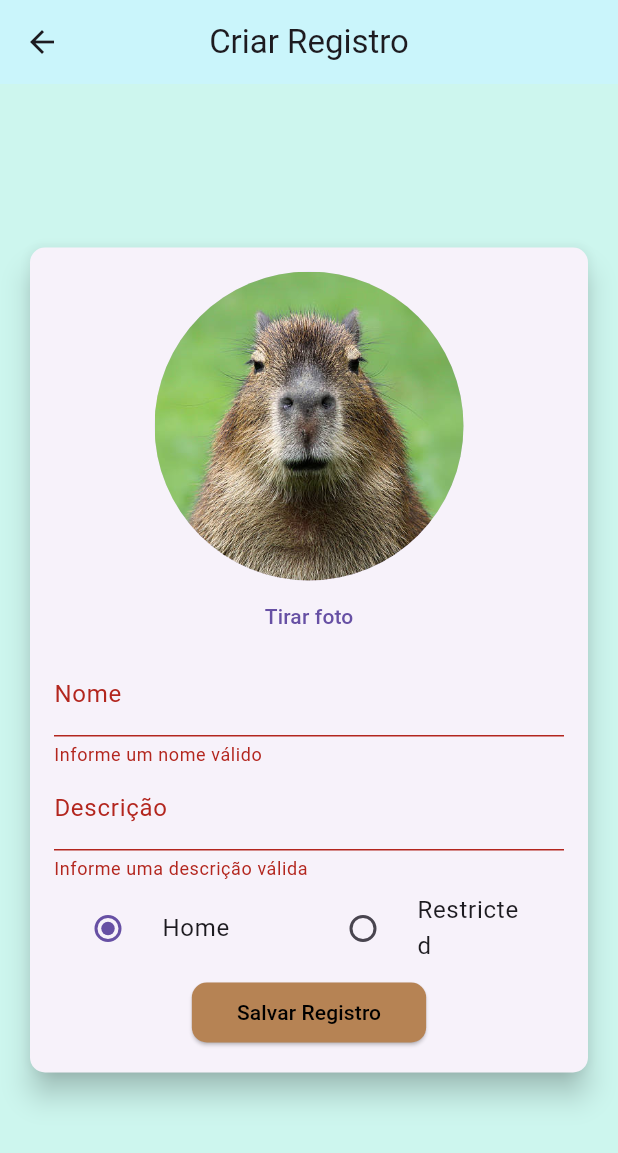
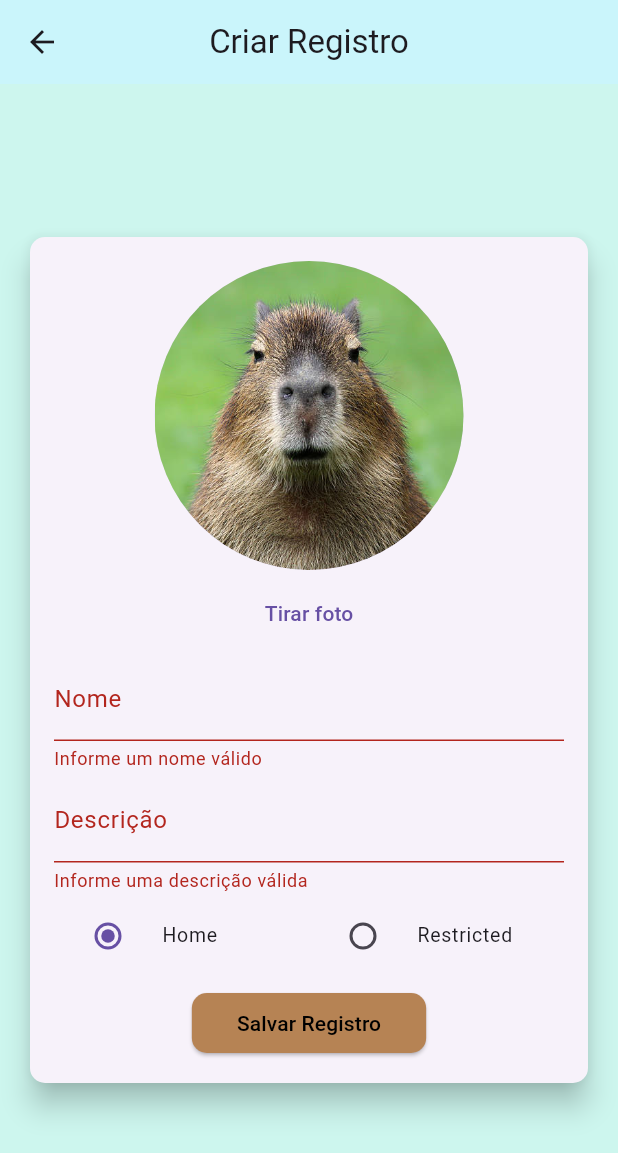
Before and after one commit to Joao-Kleber-Linhalis/desafio_capyba, a Flutter app: the CreateScreen screen opened by its route, after a tap on "Salvar Registro", on a phone screen of 412 x 824 dp. Shown: the top 1153 px of the screen. Run offline on Flutter 3.47's test engine with Material 3 defaults, Android fonts, the phone set to English and light mode, and no system bars; our stand-ins replace cached_network_image, cloud_firestore, firebase_auth, firebase_core, firebase_storage, image_picker; accounts and stored records are empty.

Commit message:
create register screen

```diff
--- a/lib/features/create/controllers/create_controller.dart
+++ b/lib/features/create/controllers/create_controller.dart
@@ -31,9 +31,13 @@ class CreateController {
     "Legendary",
   ];
 
-  CreateController(BuildContext context) {
+  void verify(BuildContext context) {
     isEmailVerified =
         Provider.of<AuthProvider>(context, listen: false).isEmailVerified;
+  }
+
+  CreateController(BuildContext context) {
+    verify(context);
     restrictedProvider =
         Provider.of<RestrictedProvider>(context, listen: false);
     homeProvider = Provider.of<HomeProvider>(context, listen: false);
@@ -60,7 +64,6 @@ class CreateController {
     }
 
     startLoading();
-
     try {
       if (type == "Home") {
         HomeModel home = HomeModel(
@@ -69,7 +72,7 @@ class CreateController {
           description: descriptionController.text,
           imageUrl: "",
         );
-        homeProvider.saveHome(home, photoUrl);
+        await homeProvider.saveHome(home, photoUrl);
       } else {
         RestrictedModel restricted = RestrictedModel(
           id: "",
@@ -78,7 +81,7 @@ class CreateController {
           imageUrl: "",
           rarity: rarity,
         );
-        restrictedProvider.saveRestricted(restricted, photoUrl);
+        await restrictedProvider.saveRestricted(restricted, photoUrl);
       }
       Navigator.of(context).pop();
     } catch (e) {
--- a/lib/features/create/presentation/screens/create_screen.dart
+++ b/lib/features/create/presentation/screens/create_screen.dart
@@ -5,6 +5,7 @@ import 'package:desafio_capyba/shared/utils/tools.dart';
 import 'package:desafio_capyba/shared/widgets/button_widget.dart';
 import 'package:desafio_capyba/shared/widgets/circle_avatar_widget.dart';
 import 'package:desafio_capyba/shared/widgets/take_picture_widget.dart';
+import 'package:desafio_capyba/shared/widgets/verify_email_widget.dart';
 import 'package:flutter/material.dart';
 
 class CreateScreen extends StatefulWidget {
@@ -52,6 +53,7 @@ class _CreateScreenState extends State<CreateScreen> {
                               child: Form(
                                 key: _controller.formKey,
                                 child: Column(
+                                  spacing: 5,
                                   mainAxisAlignment:
                                       MainAxisAlignment.spaceEvenly,
                                   crossAxisAlignment: CrossAxisAlignment.center,
@@ -108,6 +110,7 @@ class _CreateScreenState extends State<CreateScreen> {
                                       children: _controller.types.map((type) {
                                         return Expanded(
                                           child: RadioListTile<String>(
+                                            dense: true,
                                             title: Text(type),
                                             value: type,
                                             groupValue: _controller.type,
@@ -122,7 +125,11 @@ class _CreateScreenState extends State<CreateScreen> {
                                     ),
                                     Visibility(
                                       visible: _controller.type == "Restricted",
-                                      child: DropdownButton(
+                                      child: Row(
+                                        spacing: 10,
+                                        children: [
+                                          Text("Raridade",style: AppTextStyles.style,),
+                                          DropdownButton(
                                             value: _controller.rarity,
                                             items: _controller.rarities
                                                 .map((rarity) => DropdownMenuItem(
@@ -135,6 +142,8 @@ class _CreateScreenState extends State<CreateScreen> {
                                                 _controller.rarity = value!;
                                               });
                                             },
+                                          ),
+                                        ],
                                       ),
                                     ),
                                     ButtonWidget(
@@ -161,10 +170,10 @@ class _CreateScreenState extends State<CreateScreen> {
                     ),
                   ),
                 )
-              : Text(
-                  "Você precisa verificar seu e-mail antes de criar um registro.",
-                  textAlign: TextAlign.center,
-                  style: AppTextStyles.style,
+              : VerifyEmailWidget(
+                  onVerified: () => setState(() {
+                    _controller.verify(context);
+                  }),
                 ),
         ),
       ),
--- a/lib/features/restricted/models/restricted_model.dart
+++ b/lib/features/restricted/models/restricted_model.dart
@@ -55,7 +55,7 @@ class RestrictedModel extends BaseModel<RestrictedModel> {
   }
 
   @override
-  String get collection => Collections.home;
+  String get collection => Collections.restricted;
 
   @override
   String get idModel => id;
```
Also changed, not shown: lib/features/auth/provider/auth_provider.dart (+17 -0 lines), lib/shared/widgets/verify_email_widget.dart (added, +50 -0 lines). Lines whose indentation alone changed are shown as unchanged.
